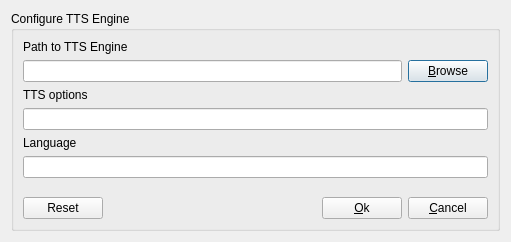
Before: the Qt Designer form rbutil/rbutilqt/sapicfgfrm.ui in Rockbox-Chinese-Community/Rockbox-RCC, drawn with Qt 5.
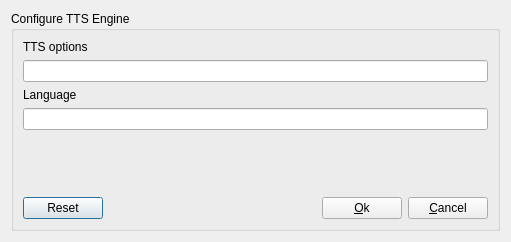
After: the same form once the commit is applied. Icons and pictures are not drawn.

```diff
--- a/rbutil/rbutilqt/sapicfgfrm.ui
+++ b/rbutil/rbutilqt/sapicfgfrm.ui
@@ -19,33 +19,6 @@
       <string>Configure TTS Engine</string>
      </property>
      <layout class="QVBoxLayout" >
-      <item>
-       <widget class="QLabel" name="label" >
-        <property name="sizePolicy" >
-         <sizepolicy vsizetype="Preferred" hsizetype="Preferred" >
-          <horstretch>0</horstretch>
-          <verstretch>255</verstretch>
-         </sizepolicy>
-        </property>
-        <property name="text" >
-         <string>Path to TTS Engine</string>
-        </property>
-       </widget>
-      </item>
-      <item>
-       <layout class="QHBoxLayout" >
-        <item>
-         <widget class="QLineEdit" name="ttspath" />
-        </item>
-        <item>
-         <widget class="QPushButton" name="browse" >
-          <property name="text" >
-           <string>&amp;Browse</string>
-          </property>
-         </widget>
-        </item>
-       </layout>
-      </item>
       <item>
        <widget class="QLabel" name="label_2" >
         <property name="text" >
```
